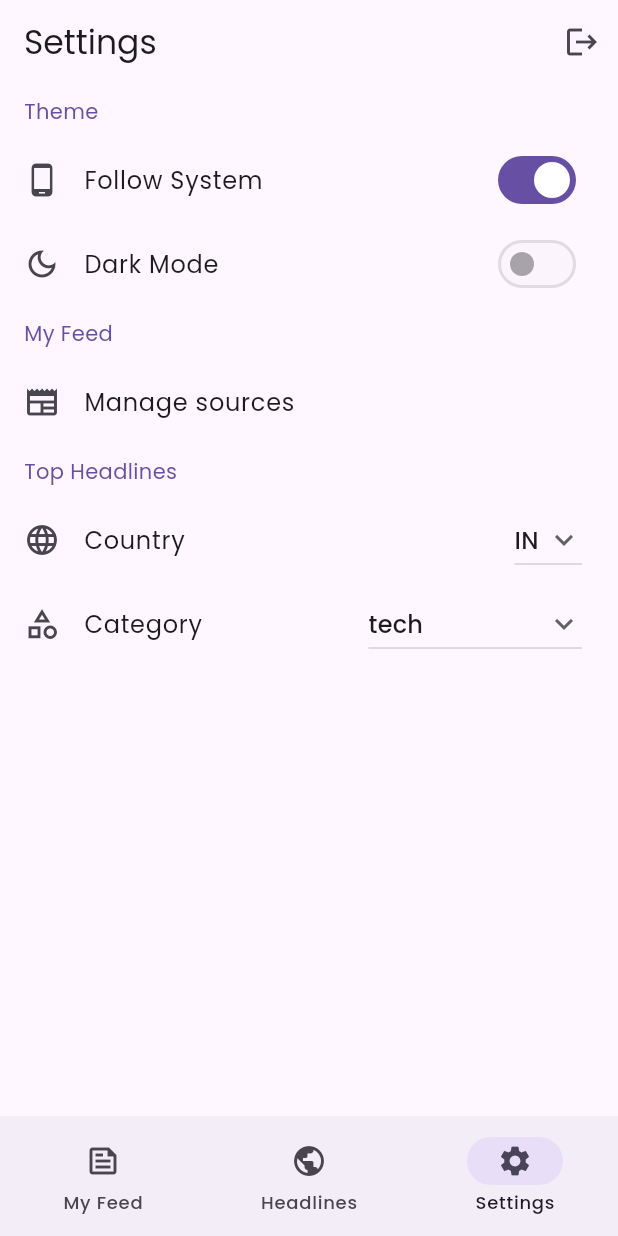
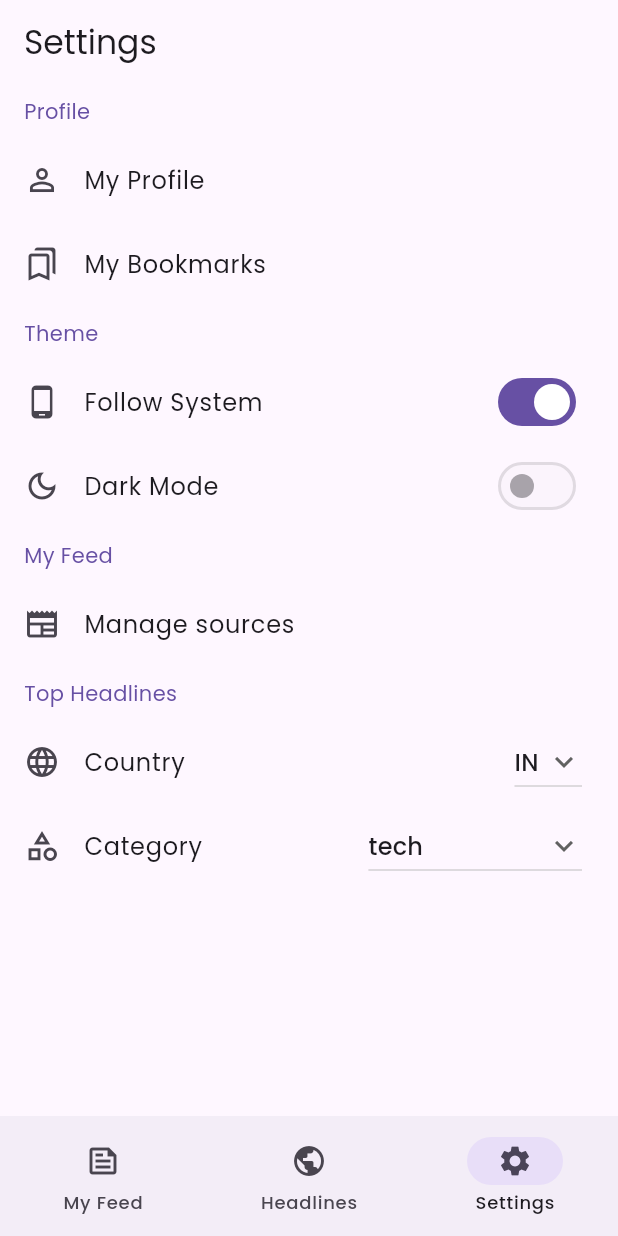
Before and after one commit to chauhan2b/news_app, a Flutter app: the screen it shows once a user with an empty profile is signed in, item 3 of the bottom bar chosen, on a phone screen of 412 x 824 dp. Run offline on Flutter 3.47's test engine with Material 3 defaults, Android fonts, the phone set to English and light mode, and no system bars; drawn by our look-alikes of dynamic_color; our stand-ins replace firebase_auth, firebase_core, flutter_form_builder, flutter_riverpod, form_builder_validators, freezed_annotation and 7 more; accounts and stored records are empty; generated files the repository leaves out were written again; network calls fail.

Commit message:
Add profile screen

```diff
--- a/lib/routing/router.dart
+++ b/lib/routing/router.dart
@@ -1,6 +1,7 @@
 import 'package:flutter_riverpod/flutter_riverpod.dart';
 import 'package:go_router/go_router.dart';
 import 'package:news_app/screens/auth/password_reset_screen.dart';
+import 'package:news_app/screens/profile/my_profile_screen.dart';
 import 'package:news_app/screens/settings/manage_sources.dart';
 import 'package:news_app/screens/feed/my_feed.dart';
 import 'package:news_app/screens/feed/search_results.dart';
@@ -20,6 +21,7 @@ enum AppRoute {
   manageSources,
   loginScreen,
   passwordReset,
+  myProfile,
 }
 
 final goRouterProvider = Provider<GoRouter>((ref) {
@@ -68,6 +70,11 @@ final goRouterProvider = Provider<GoRouter>((ref) {
         builder: (context, state) => const Settings(),
         routes: [
           GoRoute(
+            name: AppRoute.myProfile.name,
+            path: 'my-profile',
+            builder: (context, state) => const MyProfileScreen(),
+          ),
+          GoRoute(
             name: AppRoute.manageSources.name,
             path: 'manage-sources',
             builder: (context, state) => const ManageSources(),
--- a/lib/screens/settings/settings.dart
+++ b/lib/screens/settings/settings.dart
@@ -2,7 +2,6 @@ import 'package:flutter/material.dart';
 import 'package:flutter_riverpod/flutter_riverpod.dart';
 import 'package:go_router/go_router.dart';
 import 'package:news_app/common/settings_header.dart';
-import 'package:news_app/controller/auth_sign_out_controller.dart';
 import 'package:news_app/providers/dark_theme_state.dart';
 import 'package:news_app/screens/settings/widgets/category_dropdown.dart';
 import 'package:news_app/screens/settings/widgets/country_dropdown.dart';
@@ -16,45 +15,10 @@ class Settings extends ConsumerWidget {
   Widget build(BuildContext context, WidgetRef ref) {
     final darkTheme = ref.watch(darkThemeStateProvider);
     final systemTheme = ref.watch(systemThemeStateProvider);
-    final signOut = ref.watch(authSignOutControllerProvider);
+
     return Scaffold(
       appBar: AppBar(
         title: const Text('Settings'),
-        actions: [
-          signOut.isLoading
-              ? const CircularProgressIndicator()
-              : IconButton(
-                  icon: const Icon(Icons.logout),
-                  onPressed: () {
-                    showDialog(
-                      context: context,
-                      builder: (BuildContext context) {
-                        return AlertDialog(
-                          title: const Text('Sign out?'),
-                          content:
-                              const Text('Are you sure you want to sign out?'),
-                          actions: [
-                            TextButton(
-                              onPressed: () => context.pop(),
-                              child: const Text('Cancel'),
-                            ),
-                            TextButton(
-                              onPressed: () {
-                                ref
-                                    .read(
-                                        authSignOutControllerProvider.notifier)
-                                    .signOut();
-                                context.pop();
-                              },
-                              child: const Text('Sign Out'),
-                            ),
-                          ],
-                        );
-                      },
-                    );
-                  },
-                )
-        ],
       ),
       body: Center(
         child: Container(
@@ -64,6 +28,21 @@ class Settings extends ConsumerWidget {
           child: ListView(
             // physics: const NeverScrollableScrollPhysics(),
             children: [
+              const SettingsHeader(text: 'Profile'),
+              ListTile(
+                leading: const Icon(Icons.person_outline),
+                title: const Text('My Profile'),
+                onTap: () {
+                  context.pushNamed(AppRoute.myProfile.name);
+                },
+              ),
+              ListTile(
+                leading: const Icon(Icons.bookmarks_outlined),
+                title: const Text('My Bookmarks'),
+                onTap: () {
+                  // add route
+                },
+              ),
               const SettingsHeader(text: 'Theme'),
               ListTile(
                 leading: const Icon(Icons.phone_android),
```
Also changed, not shown: lib/screens/profile/my_profile_screen.dart (added, +49 -0 lines).
